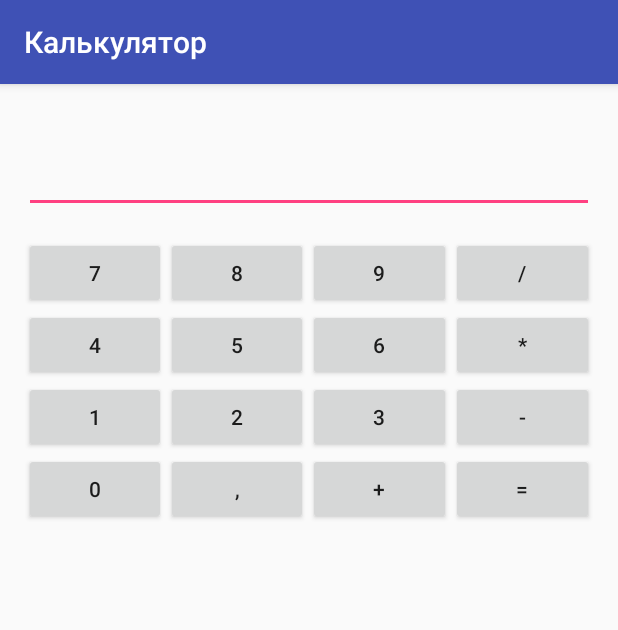
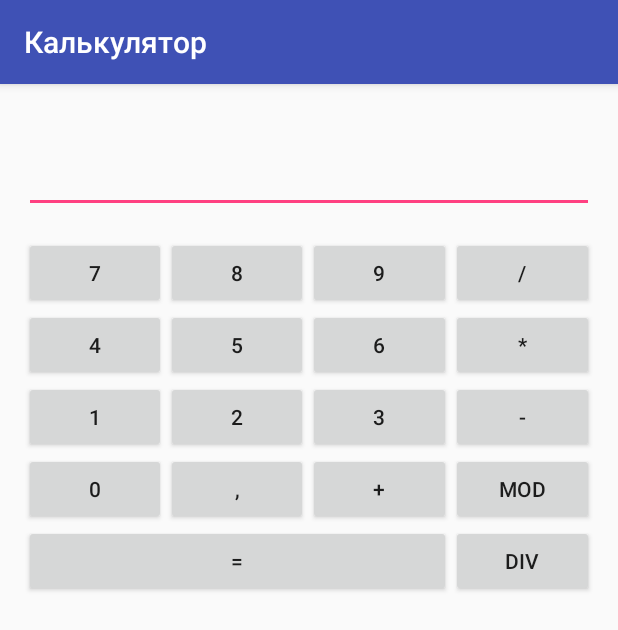
Before and after one commit to viamarvin/cp481, an Android app: the CalcActivity screen opened directly, with no data from a screen before it, on a phone screen of 412 x 824 dp. Shown: the top 630 px of the screen. Run offline under Robolectric (Android 15) with nearby library versions, the phone set to English and light mode, and no system bars; 1 statement that could not run was skipped.

Commit message:
- added buttons mod and div - described the functional for them

```diff
--- a/app/src/main/java/me/podrezov/cp481/CalcActivity.java
+++ b/app/src/main/java/me/podrezov/cp481/CalcActivity.java
@@ -6,6 +6,7 @@ import android.view.View;
 import android.widget.Button;
 import android.widget.EditText;
 import android.widget.TextView;
+import java.lang.Math;
 
 public class CalcActivity extends AppCompatActivity {
     TextView resultField;
@@ -95,6 +96,12 @@ public class CalcActivity extends AppCompatActivity {
                 case "+":
                     operand = operand + number;
                     break;
+                case "mod":
+                    operand = operand % number;
+                    break;
+                case "div":
+                    operand = (Double) Math.round(operand / number);
+                    break;
             }
         }
 
--- a/app/src/main/res/layout/calc.xml
+++ b/app/src/main/res/layout/calc.xml
@@ -130,11 +130,26 @@
             android:text="+"
             android:onClick="onOperationClick"/>
         <Button
-            android:layout_weight="1"
             android:layout_width="0dp"
             android:layout_height="wrap_content"
-            android:text="="
-            android:onClick="onOperationClick"/>
+            android:layout_weight="1"
+            android:onClick="onOperationClick"
+            android:text="mod" />
     </LinearLayout>
-
+    <LinearLayout
+        android:layout_width="match_parent"
+        android:layout_height="wrap_content">
+        <Button
+            android:layout_width="0dp"
+            android:layout_height="wrap_content"
+            android:layout_weight="3"
+            android:onClick="onOperationClick"
+            android:text="=" />
+        <Button
+            android:layout_width="0dp"
+            android:layout_height="wrap_content"
+            android:layout_weight="1"
+            android:onClick="onOperationClick"
+            android:text="div" />
+    </LinearLayout>
 </LinearLayout>
```
